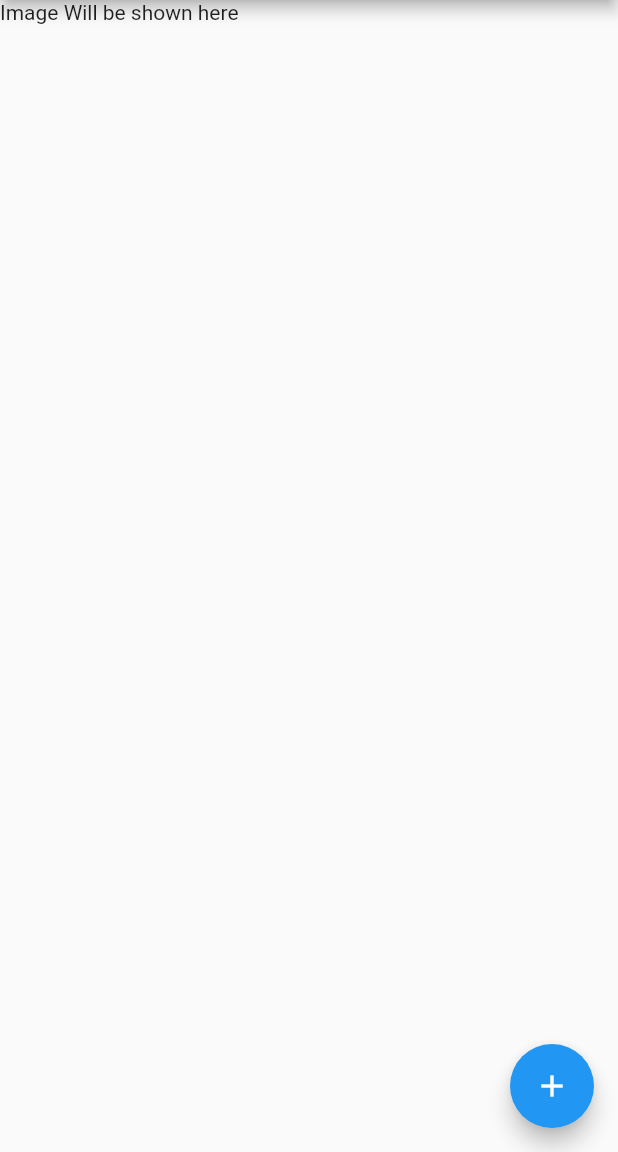
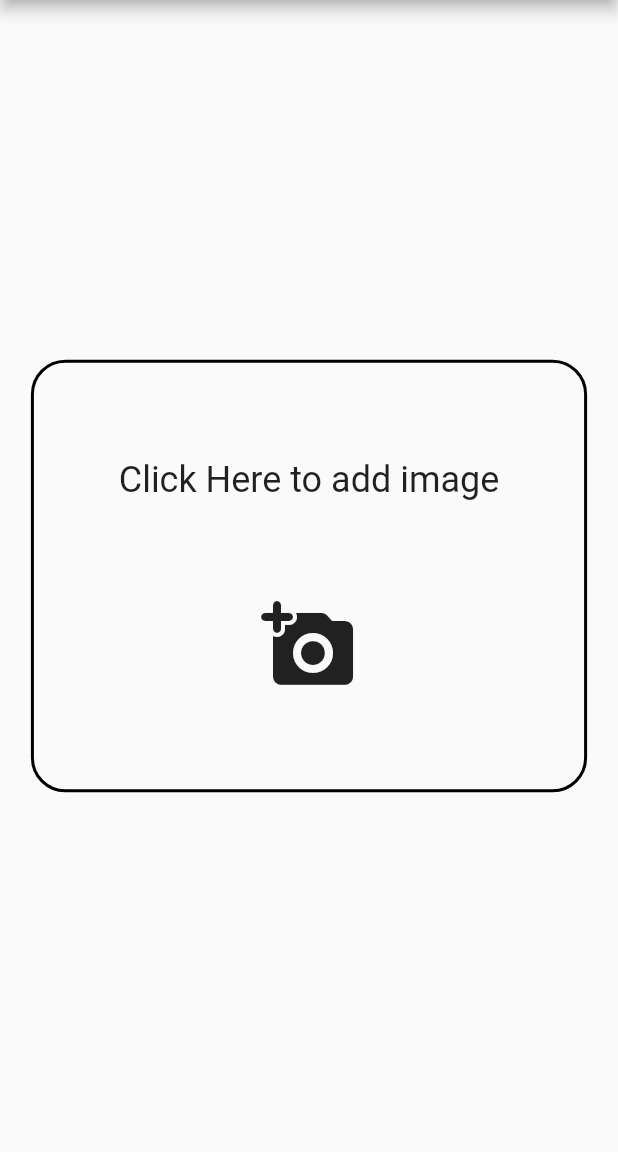
Before and after one commit to squidrye/doc_scanner, a Flutter app: the screen it shows after launch, on a phone screen of 412 x 824 dp, the part 84-1236 px from its top. Run offline on Flutter 3.47's test engine with Material 2 defaults, Android fonts, the phone set to English and light mode, and no system bars; our stand-ins replace image_picker, permission_handler; missing offline and left inert: dart:ffi.

```diff
--- a/lib/Routes/displayImage.dart
+++ b/lib/Routes/displayImage.dart
@@ -5,7 +5,7 @@ import 'package:image_picker/image_picker.dart';
 class DisplayImage extends StatefulWidget {
   final PickedFile image;
 
-  DisplayImage({required this.image});
+  DisplayImage(this.image);
   State<StatefulWidget> createState() {
     return DisplayImageState();
   }
--- a/lib/main.dart
+++ b/lib/main.dart
@@ -2,7 +2,7 @@ import 'package:flutter/material.dart';
 import 'package:image_picker/image_picker.dart';
 import 'dart:io';
 import 'Routes/cropperScreen.dart';
-import 'Routes/displayImage.dart';
+import 'Routes/showCroppedImage.dart';
 import 'package:permission_handler/permission_handler.dart';
 
 void main() {
@@ -12,10 +12,32 @@ void main() {
 class MyApp extends StatelessWidget {
   Widget build(BuildContext context) {
     return MaterialApp(
+      theme: ThemeData(
+        textTheme: TextTheme(
+          bodyText2:TextStyle(fontSize: 24)
+        ),
+      ),
       title: "Document Scanner",
       home: LandingPage(),
+      onGenerateRoute: routes,
     );
   }
+}
+
+PickedFile? image;
+Route routes(RouteSettings settings) {
+  if (settings.name == 'Routes/cropperScreen.dart') {
+    return MaterialPageRoute(builder: (context) {
+      return MyImageCropper(image: image!);
+    });
+  } else if (settings.name == 'Routes/showCroppedImage.dart') {
+    return MaterialPageRoute(builder: (context) {
+      return ShowCropImage(image!);
+    });
+  } else
+    return MaterialPageRoute(builder: (context) {
+      return ShowCropImage(image!);
+    });
 }
 
 class LandingPage extends StatefulWidget {
@@ -27,7 +49,7 @@ class LandingPage extends StatefulWidget {
 class LandingPageState extends State<LandingPage> {
   // PickedFile? _pickedimage, _imageFromCam, _imageFromGallery;
   File? imageFile;
-  PickedFile? image;
+
   bool isCropped = false;
   Future<String?> imagePicker(ImageSource source) async {
     PickedFile? _temp = await ImagePicker().getImage(source: source);
@@ -47,48 +69,24 @@ class LandingPageState extends State<LandingPage> {
       appBar: AppBar(
         title: Text("Doc Scanner"),
       ),
-      body: image == null
-          ? Text("Image Will be shown here")
-          : Column(
-              mainAxisAlignment: MainAxisAlignment.spaceAround,
+      body: Center(
+        child: InkWell(
+          child: Container(
+            width: MediaQuery.of(context).size.width * 0.9,
+            height: MediaQuery.of(context).size.width * 0.7,
+            decoration: BoxDecoration(
+              border: Border.all(style: BorderStyle.solid, width: 2),
+              borderRadius: BorderRadius.all(Radius.circular(23)),
+            ),
+            child: Column(
+              mainAxisAlignment: MainAxisAlignment.spaceEvenly,
               children: [
-                DisplayImage(image: image!),
-                Container(
-                  height: 65,
-                  width: 65,
-                  child: Card(
-                    elevation: 5,
-                    shape: RoundedRectangleBorder(
-                        borderRadius: BorderRadius.circular(30)),
-                    child: ClipOval(
-                      child: Material(
-                        color:Theme.of(context).primaryColor,
-                        child: InkWell(
-
-                          child: SizedBox(
-                            child: Icon(Icons.check,
-                                size:40,
-                                color: Theme.of(context).scaffoldBackgroundColor),
+                Text("Click Here to add image"),
+                Icon(Icons.add_a_photo_rounded, size: 64),
+              ],
+            ),
           ),
           onTap: () {
-                            Navigator.push(context,
-                                MaterialPageRoute(builder: (context) {
-                              // print(imagePath);
-                              return MyImageCropper(image: image!);
-                            }));
-                            // display();
-                          },
-                        ),
-                      ),
-                    ),
-                  ),
-                )
-              ],
-            ),
-      floatingActionButtonLocation: FloatingActionButtonLocation.endFloat,
-      floatingActionButton: FloatingActionButton(
-          child: Icon(Icons.add),
-          onPressed: () {
             showModalBottomSheet<void>(
                 context: context,
                 builder: (BuildContext ctx) {
@@ -112,16 +110,26 @@ class LandingPageState extends State<LandingPage> {
                               title: Text("Camera"),
                               onTap: () async {
                                 //Image Picker
-                                if(await Permission.camera.request().isGranted){
+                                if (await Permission.camera
+                                    .request()
+                                    .isGranted) {
                                   String? _localCameraPath =
                                       await imagePicker(ImageSource.camera);
                                   // _pickedimage = _imageFromCam;
                                   setState(() {
-                                  if (_localCameraPath != null)
+                                    if (_localCameraPath != null) {
                                       image = PickedFile(_localCameraPath);
+                                      Navigator.push(context, MaterialPageRoute(
+                                          builder: (BuildContext ctx) {
+                                        return MyImageCropper(
+                                            image:
+                                                image!); //new Page where we can see the image
+                                      }));
+                                    }
                                   });
-                                Navigator.of(ctx).pop();
-                              }}),
+                                  // Navigator.of(ctx).pop();
+                                }
+                              }),
                           ListTile(
                               minVerticalPadding: 7,
                               leading: Icon(
@@ -130,22 +138,31 @@ class LandingPageState extends State<LandingPage> {
                               ),
                               title: Text("Gallery"),
                               onTap: () async {
-                                if(await Permission.storage.request().isGranted){
+                                if (await Permission.storage
+                                    .request()
+                                    .isGranted) {
                                   String? _localGalleryPath =
                                       await imagePicker(ImageSource.gallery);
-                                Navigator.of(ctx).pop();
-
+                                  // Navigator.of(ctx).pop();
                                   setState(() {
-                                  if (_localGalleryPath != null)
+                                    if (_localGalleryPath != null) {
                                       image = PickedFile(_localGalleryPath);
+                                      Navigator.push(context, MaterialPageRoute(
+                                          builder: (BuildContext ctx) {
+                                        return MyImageCropper(image: image!);
+                                      }));
+                                    }
                                   });
-                              }})
+                                }
+                              })
                         ],
                       ),
                     ),
                   );
                 });
-          }),
+          },
+        ),
+      ),
     );
   }
 }
--- a/pubspec.yaml
+++ b/pubspec.yaml
@@ -29,11 +29,8 @@ dependencies:
   # The following adds the Cupertino Icons font to your application.
   # Use with the CupertinoIcons class for iOS style icons.
   cupertino_icons: ^1.0.2
+  permission_handler: ^8.1.1
   pdf: ^3.4.2
-  path_provider: ^2.0.2
-  downloads_path_provider: ^0.1.0
-  permission_handler: ^8.1.1
-  flutter_spinkit: "^4.1.2"
 
 dev_dependencies:
   flutter_test:
```
Also changed, not shown: lib/Routes/cropperScreen.dart (+53 -21 lines), Montserrat-Black.ttf (added), Montserrat-Medium.ttf (added), Montserrat-Regular.ttf (added), pubspec.lock. Lines whose indentation alone changed are shown as unchanged.
